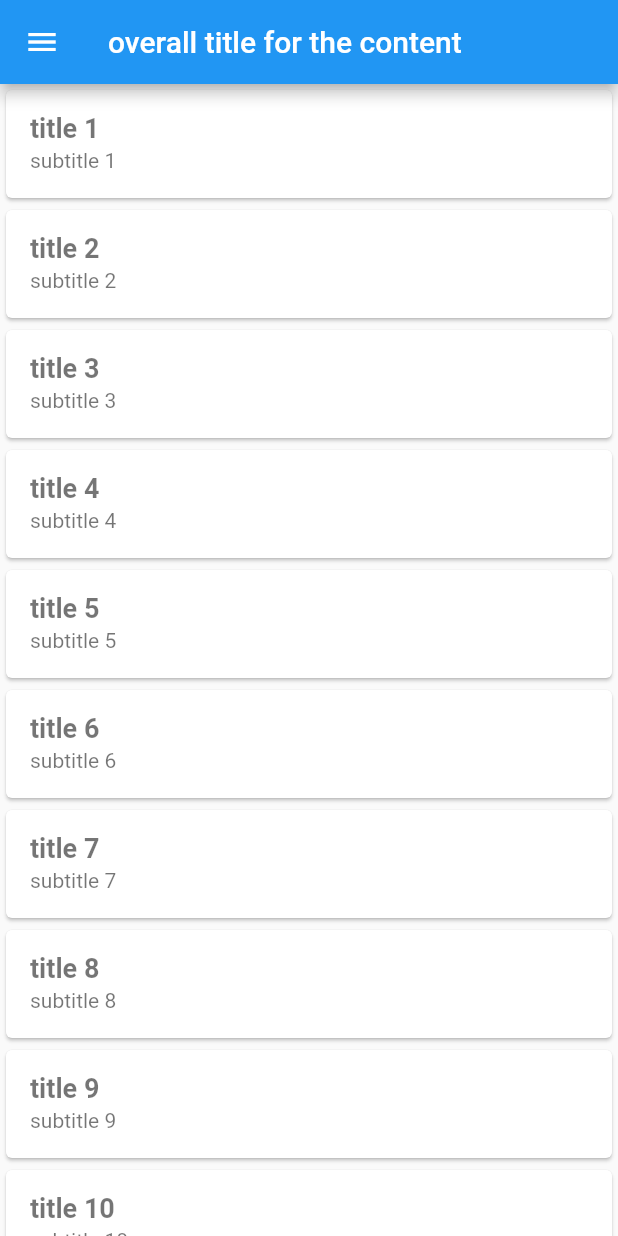
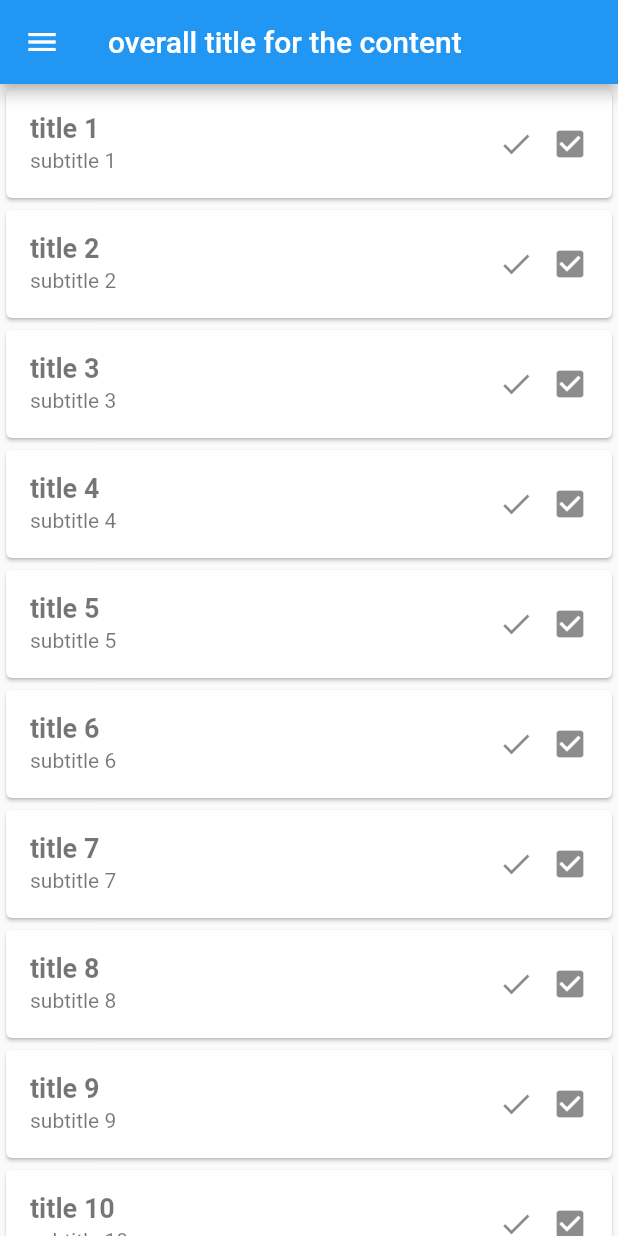
Before and after one commit to rob-code/flutter_master_detail_mobile_app, a Flutter app: the screen it shows after launch, on a phone screen of 412 x 824 dp. Run offline on Flutter 3.47's test engine with Material 2 defaults, Android fonts, the phone set to English and light mode, and no system bars.

Commit message:
added 2 trailing icons to ListView

```diff
--- a/lib/main.dart
+++ b/lib/main.dart
@@ -88,6 +88,14 @@ class _MyHomePageState extends State<MyHomePage> {
                    )
             ),
             subtitle: Text(contentData[index].subtitle),
+            trailing: Wrap(
+              spacing: 12,
+              children: const <Widget>[
+                Icon(Icons.check),
+                Icon(Icons.check_box),
+              ],
+            ),
+
     /*leading: SizedBox(
     width: 100,
     height: 50,
```
